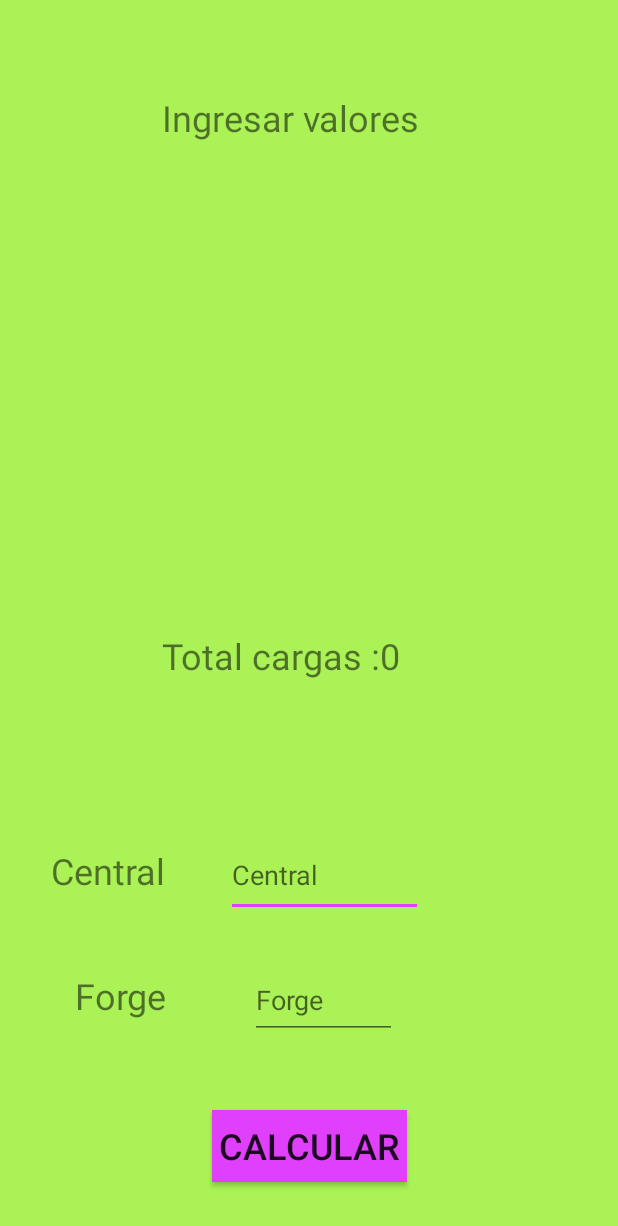
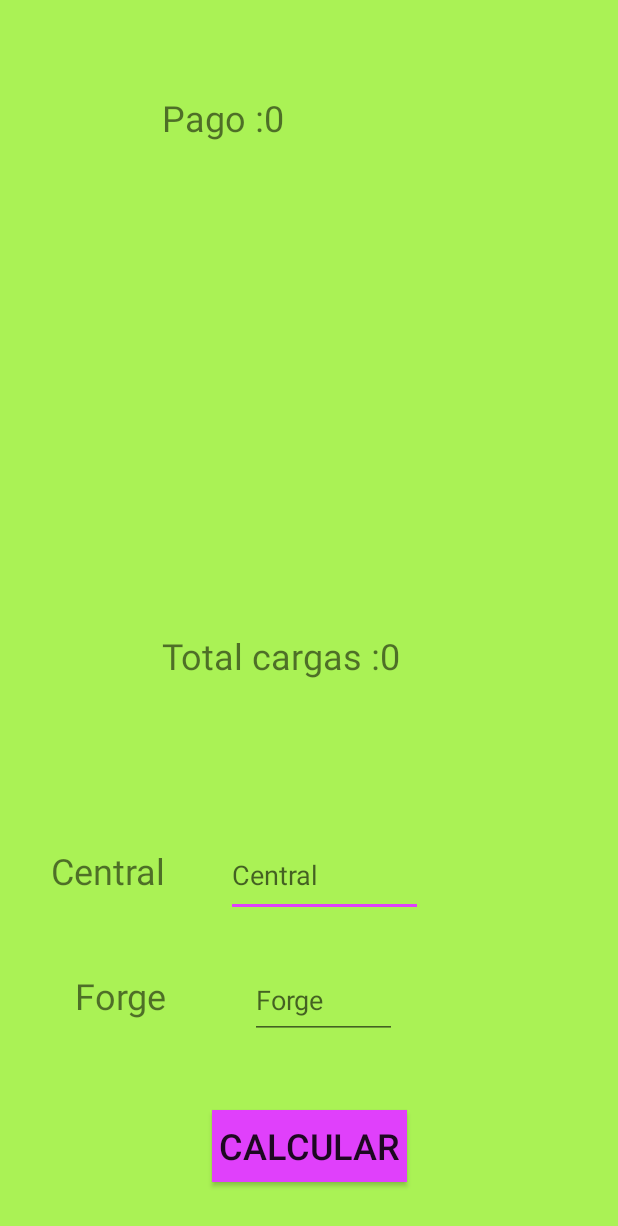
Before and after one commit to antony5estrella/Trucking, an Android app: the CalcularActivity screen opened directly, with no data from a screen before it, after a tap on "CALCULAR", on a phone screen of 412 x 824 dp. Shown: the top 1226 px of the screen. Run offline under Robolectric (Android 15) with nearby library versions, the phone set to English and light mode, and no system bars; 2 statements that could not run were skipped.

Commit message:
vercion funcional mostrar resultado solucionado

```diff
--- a/app/src/main/java/com/lad/trucking/CalcularActivity.java
+++ b/app/src/main/java/com/lad/trucking/CalcularActivity.java
@@ -46,7 +46,7 @@ public class CalcularActivity extends AppCompatActivity {
 
         TextView textoCantidadCarga = findViewById(R.id.textViewCantidadCarga);
 
-        textoCantidadCarga.setText("Pago :" + resultado);
+        texto.setText("Pago :" + resultado);
         textoCantidadCarga.setText("Total cargas :"+ totalCargas);
 
     }
```
